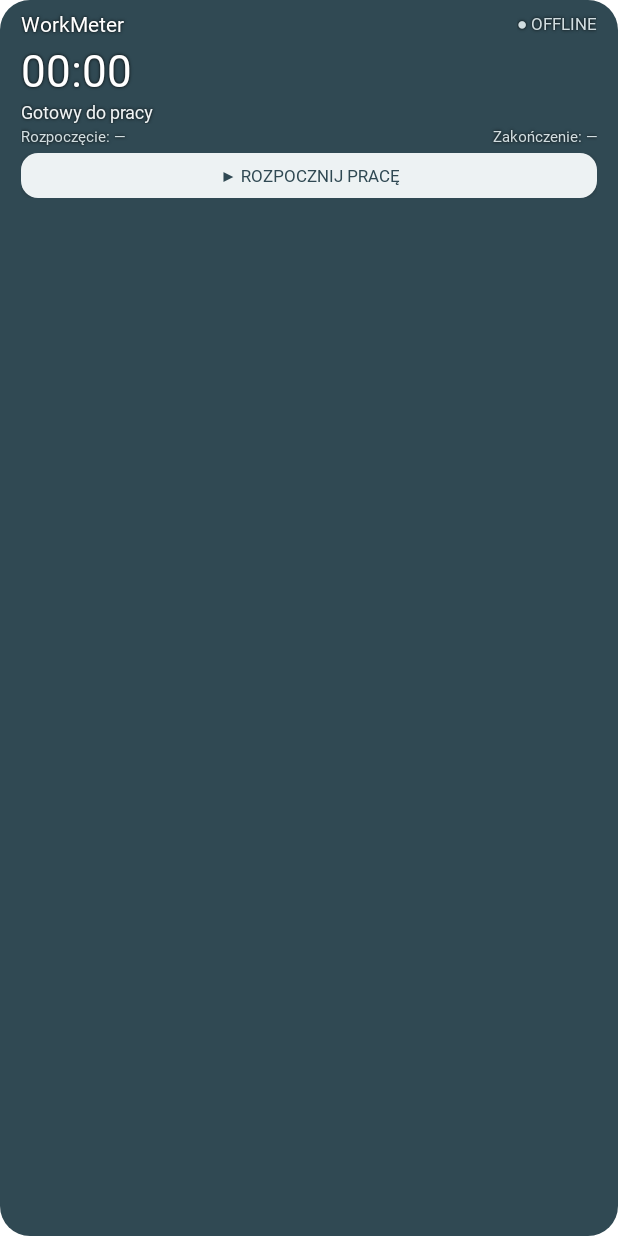
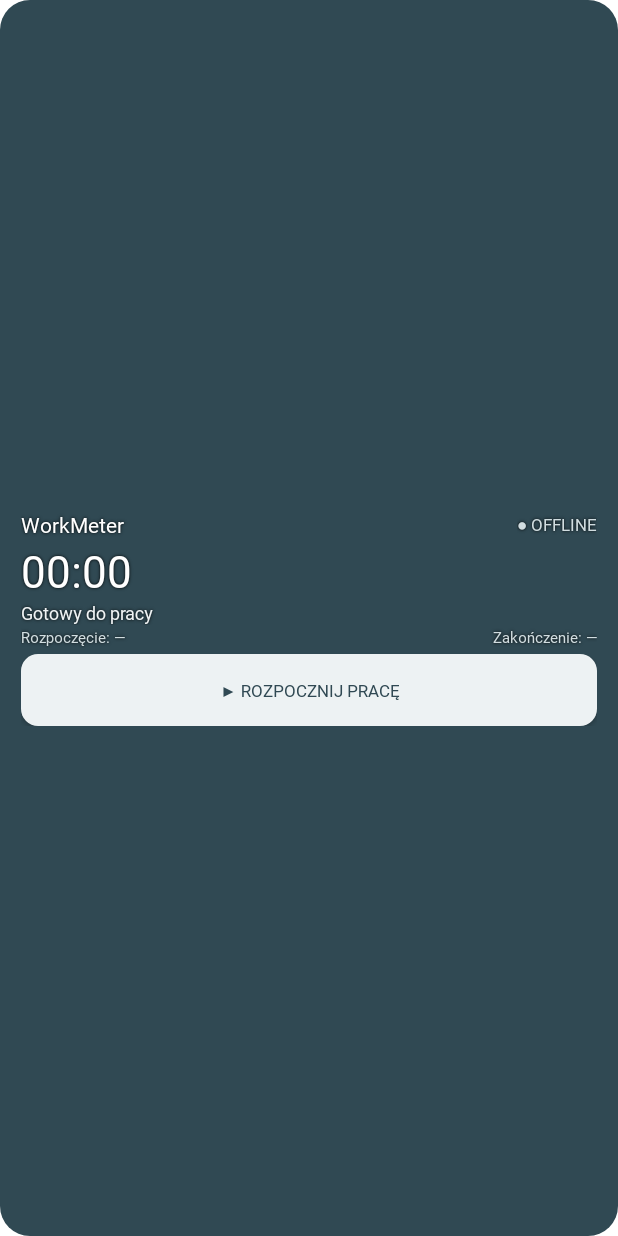
Before and after one commit to YakobchukOleg/R3-Gate, an Android app: the layout widget.xml on its own in the app's theme, with its tools: preview values and no code run, on a phone screen of 412 x 824 dp. Run offline under Robolectric (Android 15) with nearby library versions, the light colour scheme and no system bars.

Commit message:
Center widget content vertically and enlarge action touch targets

```diff
--- a/app/src/main/res/layout/widget.xml
+++ b/app/src/main/res/layout/widget.xml
@@ -5,7 +5,7 @@
     <ImageView android:id="@+id/wbackground" android:layout_width="match_parent"
         android:layout_height="match_parent" android:src="@drawable/widget_bg"
         android:scaleType="fitXY" android:importantForAccessibility="no"/>
-    <LinearLayout android:layout_width="match_parent" android:layout_height="wrap_content"
+    <LinearLayout android:layout_width="match_parent" android:layout_height="match_parent" android:gravity="center_vertical"
         android:orientation="vertical" android:paddingLeft="14dp" android:paddingRight="14dp"
         android:paddingTop="6dp" android:paddingBottom="6dp">
         <LinearLayout android:layout_width="match_parent" android:layout_height="wrap_content"
@@ -49,22 +49,22 @@
                 android:text="Zakończenie: —" android:maxLines="1"/>
         </LinearLayout>
         <LinearLayout android:id="@+id/wprimary" android:layout_width="match_parent"
-            android:layout_height="30dp" android:orientation="horizontal" android:layout_marginTop="4dp">
+            android:layout_height="48dp" android:orientation="horizontal" android:layout_marginTop="4dp">
         <FrameLayout android:layout_width="0dp" android:layout_weight="1" android:layout_height="match_parent">
             <Button android:id="@+id/wstartbutton" android:fontFamily="@font/clash_grotesk"
-                android:layout_width="match_parent" android:layout_height="30dp"
+                android:layout_width="match_parent" android:layout_height="48dp"
                 android:minHeight="0dp" android:padding="0dp"
                 android:background="@drawable/widget_button" android:backgroundTint="@null"
                 android:textColor="#304953" android:text="▶ ROZPOCZNIJ PRACĘ"
                 android:textSize="11sp"/>
             <Button android:id="@+id/wstopbutton" android:fontFamily="@font/clash_grotesk"
-                android:layout_width="match_parent" android:layout_height="30dp"
+                android:layout_width="match_parent" android:layout_height="48dp"
                 android:minHeight="0dp" android:padding="0dp"
                 android:background="@drawable/widget_active" android:backgroundTint="@null"
                 android:textColor="#FFFFFF" android:text="■ ZAKOŃCZ PRACĘ"
                 android:textSize="11sp" android:visibility="gone"/>
         </FrameLayout>
-        <Button android:id="@+id/wcamera" android:layout_width="44dp" android:layout_height="match_parent"
+        <Button android:id="@+id/wcamera" android:layout_width="48dp" android:layout_height="match_parent"
             android:layout_marginStart="5dp" android:padding="0dp" android:minHeight="0dp"
             android:background="@drawable/widget_button" android:backgroundTint="@null"
             android:text="📷" android:contentDescription="@string/widget_camera" android:visibility="gone"/>
@@ -74,18 +74,18 @@
             android:layout_marginTop="3dp" android:visibility="gone">
             <Button android:id="@+id/wswitch" android:fontFamily="@font/clash_grotesk"
                 android:layout_width="0dp" android:layout_weight="1"
-                android:layout_height="26dp" android:minHeight="0dp" android:padding="0dp"
+                android:layout_height="48dp" android:minHeight="0dp" android:padding="0dp"
                 android:background="@drawable/widget_button" android:backgroundTint="@null"
                 android:textColor="#304953" android:text="OBIEKT ↔" android:textSize="10sp"/>
             <Button android:id="@+id/wtravel" android:fontFamily="@font/clash_grotesk"
                 android:layout_width="0dp" android:layout_weight="1"
-                android:layout_height="26dp" android:layout_marginStart="5dp"
+                android:layout_height="48dp" android:layout_marginStart="5dp"
                 android:minHeight="0dp" android:padding="0dp"
                 android:background="@drawable/widget_button" android:backgroundTint="@null"
                 android:textColor="#304953" android:text="PRZEJAZD" android:textSize="10sp"/>
             <Button android:id="@+id/wshopping" android:fontFamily="@font/clash_grotesk"
                 android:layout_width="0dp" android:layout_weight="1"
-                android:layout_height="26dp" android:layout_marginStart="5dp"
+                android:layout_height="48dp" android:layout_marginStart="5dp"
                 android:minHeight="0dp" android:padding="0dp"
                 android:background="@drawable/widget_button" android:backgroundTint="@null"
                 android:textColor="#304953" android:text="ZAKUPY" android:textSize="10sp"/>
```
